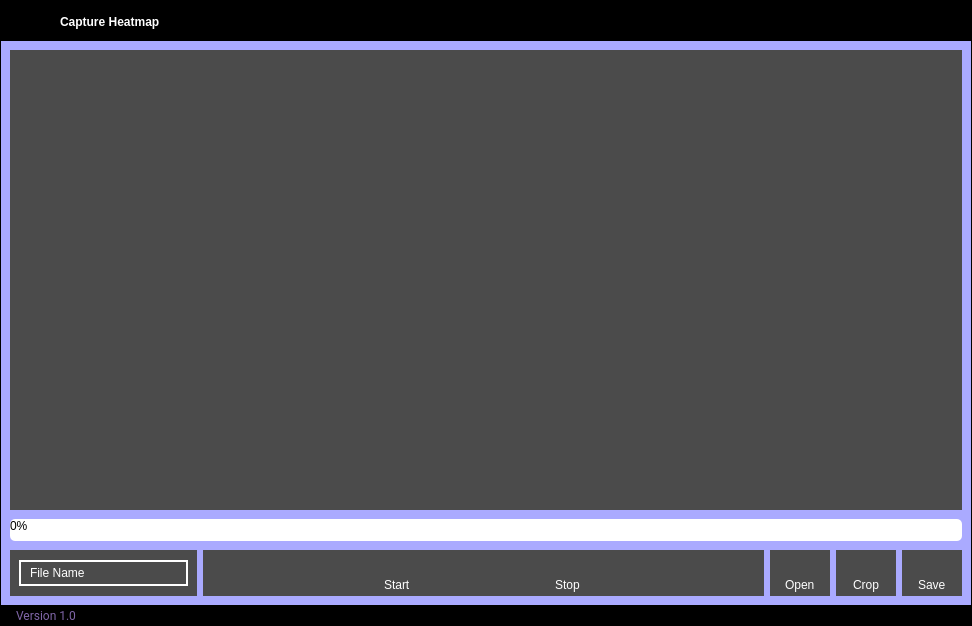
Before: the Qt Designer form ui/pages/heatmap.ui in elian-olbz/mlbb-drafting-and-simulation-tools, drawn with Qt 5.
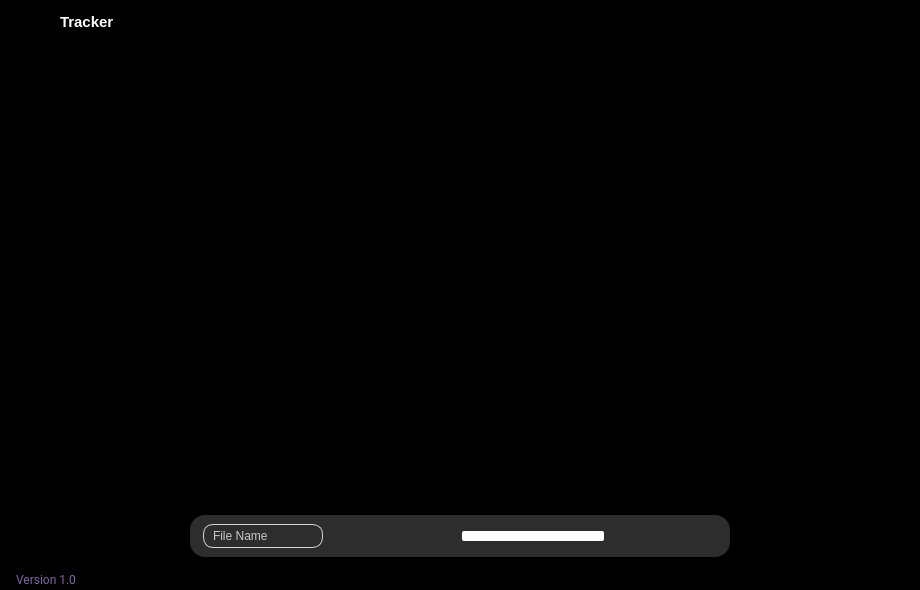
After: the same form once the commit is applied. Icons and pictures are not drawn.

```diff
--- a/ui/pages/heatmap.ui
+++ b/ui/pages/heatmap.ui
@@ -6,8 +6,8 @@
    <rect>
     <x>0</x>
     <y>0</y>
-    <width>972</width>
-    <height>626</height>
+    <width>920</width>
+    <height>590</height>
    </rect>
   </property>
   <property name="windowTitle">
@@ -229,11 +229,12 @@
                     <widget class="QLabel" name="label">
                      <property name="font">
                       <font>
+                       <pointsize>11</pointsize>
                        <bold>true</bold>
                       </font>
                      </property>
                      <property name="text">
-                      <string>&lt;html&gt;&lt;head/&gt;&lt;body&gt;&lt;p&gt;&lt;span style=&quot; color:#ffffff;&quot;&gt;Capture Heatmap&lt;/span&gt;&lt;/p&gt;&lt;/body&gt;&lt;/html&gt;</string>
+                      <string>&lt;html&gt;&lt;head/&gt;&lt;body&gt;&lt;p&gt;&lt;span style=&quot; color:#ffffff;&quot;&gt;Tracker&lt;/span&gt;&lt;/p&gt;&lt;/body&gt;&lt;/html&gt;</string>
                      </property>
                     </widget>
                    </item>
@@ -523,7 +524,7 @@
                           <number>0</number>
                          </property>
                          <property name="bottomMargin">
-                          <number>0</number>
+                          <number>8</number>
                          </property>
                          <item>
                           <widget class="QWidget" name="video_widget" native="true">
@@ -540,9 +541,12 @@
                             </size>
                            </property>
                            <property name="styleSheet">
-                            <string notr="true">background-color: rgb(170, 170, 255);</string>
+                            <string notr="true"/>
                            </property>
                            <layout class="QVBoxLayout" name="verticalLayout_6">
+                            <property name="bottomMargin">
+                             <number>30</number>
+                            </property>
                             <item>
                              <widget class="QLabel" name="video_label">
                               <property name="sizePolicy">
@@ -558,11 +562,14 @@
                                </size>
                               </property>
                               <property name="styleSheet">
-                               <string notr="true">background-color: rgb(75, 75, 75);</string>
+                               <string notr="true"/>
                               </property>
                               <property name="text">
                                <string/>
                               </property>
+                              <property name="wordWrap">
+                               <bool>false</bool>
+                              </property>
                              </widget>
                             </item>
                            </layout>
@@ -570,86 +577,99 @@
                          </item>
                          <item alignment="Qt::AlignBottom">
                           <widget class="QWidget" name="widget_2" native="true">
+                           <property name="sizePolicy">
+                            <sizepolicy hsizetype="Expanding" vsizetype="Preferred">
+                             <horstretch>0</horstretch>
+                             <verstretch>0</verstretch>
+                            </sizepolicy>
+                           </property>
+                           <property name="minimumSize">
+                            <size>
+                             <width>0</width>
+                             <height>0</height>
+                            </size>
+                           </property>
                            <property name="styleSheet">
-                            <string notr="true">background-color: rgb(170, 170, 255);</string>
+                            <string notr="true"/>
                            </property>
-                           <layout class="QVBoxLayout" name="verticalLayout_7">
+                           <layout class="QHBoxLayout" name="horizontalLayout_14" stretch="0,8,0">
                             <property name="spacing">
                              <number>0</number>
                             </property>
                             <property name="topMargin">
-                             <number>0</number>
+                             <number>4</number>
                             </property>
                             <property name="bottomMargin">
-                             <number>0</number>
+                             <number>4</number>
                             </property>
                             <item>
-                             <widget class="QFrame" name="frame">
-                              <property name="frameShape">
-                               <enum>QFrame::StyledPanel</enum>
+                             <spacer name="horizontalSpacer">
+                              <property name="orientation">
+                               <enum>Qt::Horizontal</enum>
                               </property>
-                              <property name="frameShadow">
-                               <enum>QFrame::Raised</enum>
+                              <property name="sizeType">
+                               <enum>QSizePolicy::Fixed</enum>
                               </property>
-                              <layout class="QHBoxLayout" name="horizontalLayout">
-                               <property name="leftMargin">
-                                <number>0</number>
-                               </property>
-                               <property name="topMargin">
-                                <number>0</number>
-                               </property>
-                               <property name="rightMargin">
-                                <number>0</number>
-                               </property>
-                               <property name="bottomMargin">
-                                <number>0</number>
-                               </property>
-                               <item>
-                                <widget class="QProgressBar" name="progress_bar">
-                                 <property name="styleSheet">
-                                  <string notr="true">QProgressBar
-{
-background-color: rgb(255, 255, 255);
-border: solid grey;
-border-radius: 5px;
-color: black;
-}
-QProgressBar::chunk 
-{
-background-color: #05B8CC;
-border-radius :5px;
-} </string>
-                                 </property>
-                                 <property name="value">
-                                  <number>0</number>
-                                 </property>
-                                </widget>
-                               </item>
-                              </layout>
-                             </widget>
+                              <property name="sizeHint" stdset="0">
+                               <size>
+                                <width>180</width>
+                                <height>20</height>
+                               </size>
+                              </property>
+                             </spacer>
                             </item>
                             <item>
                              <widget class="QFrame" name="frame_4">
+                              <property name="sizePolicy">
+                               <sizepolicy hsizetype="Expanding" vsizetype="Preferred">
+                                <horstretch>0</horstretch>
+                                <verstretch>0</verstretch>
+                               </sizepolicy>
+                              </property>
+                              <property name="minimumSize">
+                               <size>
+                                <width>0</width>
+                                <height>0</height>
+                               </size>
+                              </property>
+                              <property name="maximumSize">
+                               <size>
+                                <width>16777215</width>
+                                <height>16777215</height>
+                               </size>
+                              </property>
+                              <property name="styleSheet">
+                               <string notr="true">QFrame #frame_4{
+background-color: rgba(77, 77, 77, 150);
+border-radius:15px;
+}</string>
+                              </property>
                               <property name="frameShape">
                                <enum>QFrame::StyledPanel</enum>
                               </property>
                               <property name="frameShadow">
                                <enum>QFrame::Raised</enum>
                               </property>
-                              <layout class="QHBoxLayout" name="horizontalLayout_5" stretch="1,3,0,0,0">
+                              <layout class="QHBoxLayout" name="horizontalLayout_5">
+                               <property name="spacing">
+                                <number>4</number>
+                               </property>
                                <property name="leftMargin">
-                                <number>0</number>
+                                <number>4</number>
                                </property>
                                <property name="topMargin">
-                                <number>9</number>
+                                <number>0</number>
                                </property>
                                <property name="rightMargin">
+                                <number>4</number>
+                               </property>
+                               <property name="bottomMargin">
                                 <number>0</number>
                                </property>
                                <item>
                                 <widget class="QFrame" name="frame_6">
                                  <property name="styleSheet">
-                                  <string notr="true">background-color: rgb(75, 75, 75);</string>
+                                  <string notr="true"/>
                                  </property>
                                  <property name="frameShape">
                                   <enum>QFrame::StyledPanel</enum>
@@ -660,9 +680,17 @@
                                  <layout class="QHBoxLayout" name="horizontalLayout_6">
                                   <item alignment="Qt::AlignVCenter">
                                    <widget class="QFrame" name="frame_14">
+                                    <property name="minimumSize">
+                                     <size>
+                                      <width>120</width>
+                                      <height>0</height>
+                                     </size>
+                                    </property>
                                     <property name="styleSheet">
                                      <string notr="true">QFrame #frame_14 {
-border: 2px solid; border-color:rgb(255, 255, 255);
+border: 1px solid; 
+	border-color: rgb(214, 214, 214);
+border-radius:10px;
 }</string>
                                     </property>
                                     <property name="frameShape">
@@ -680,8 +708,23 @@
                                      </property>
                                      <item>
                                       <widget class="QLabel" name="file_name_label">
+                                       <property name="minimumSize">
+                                        <size>
+                                         <width>100</width>
+                                         <height>0</height>
+                                        </size>
+                                       </property>
+                                       <property name="maximumSize">
+                                        <size>
+                                         <width>100</width>
+                                         <height>16777215</height>
+                                        </size>
+                                       </property>
                                        <property name="text">
-                                        <string>File Name</string>
+                                        <string>&lt;html&gt;&lt;head/&gt;&lt;body&gt;&lt;p&gt;&lt;span style=&quot; color:#c8c8c8;&quot;&gt;File Name&lt;/span&gt;&lt;/p&gt;&lt;/body&gt;&lt;/html&gt;</string>
+                                       </property>
+                                       <property name="wordWrap">
+                                        <bool>false</bool>
                                        </property>
                                       </widget>
                                      </item>
@@ -694,7 +737,7 @@
                                <item alignment="Qt::AlignVCenter">
                                 <widget class="QFrame" name="frame_7">
                                  <property name="styleSheet">
-                                  <string notr="true">background-color: rgb(75, 75, 75);</string>
+                                  <string notr="true"/>
                                  </property>
                                  <property name="frameShape">
                                   <enum>QFrame::StyledPanel</enum>
@@ -728,7 +771,7 @@
                                     </property>
                                     <layout class="QHBoxLayout" name="horizontalLayout_7">
                                      <property name="spacing">
-                                      <number>100</number>
+                                      <number>0</number>
                                      </property>
                                      <property name="leftMargin">
                                       <number>0</number>
@@ -754,34 +797,36 @@
                                         <property name="spacing">
                                          <number>0</number>
                                         </property>
+                                        <property name="leftMargin">
+                                         <number>0</number>
+                                        </property>
                                         <property name="topMargin">
                                          <number>0</number>
                                         </property>
+                                        <property name="rightMargin">
+                                         <number>0</number>
+                                        </property>
                                         <property name="bottomMargin">
                                          <number>0</number>
                                         </property>
                                         <item>
                                          <widget class="QPushButton" name="play_btn">
-                                          <property name="text">
-                                           <string/>
-                                          </property>
-                                          <property name="icon">
-                                           <iconset resource="../rsc.qrc">
-                                            <normaloff>:/icons/icons/play.svg</normaloff>:/icons/icons/play.svg</iconset>
-                                          </property>
-                                          <property name="iconSize">
-                                           <size>
-                                            <width>20</width>
-                                            <height>20</height>
-                                           </size>
-                                          </property>
-                                         </widget>
-                                        </item>
-                                        <item alignment="Qt::AlignHCenter|Qt::AlignVCenter">
-                                         <widget class="QLabel" name="label_6">
-                                          <property name="text">
+                                          <property name="toolTip">
                                            <string>Start</string>
                                           </property>
+                                          <property name="text">
+                                           <string/>
+                                          </property>
+                                          <property name="icon">
+                                           <iconset resource="../rsc.qrc">
+                                            <normaloff>:/icons/icons/play.svg</normaloff>:/icons/icons/play.svg</iconset>
+                                          </property>
+                                          <property name="iconSize">
+                                           <size>
+                                            <width>20</width>
+                                            <height>20</height>
+                                           </size>
+                                          </property>
                                          </widget>
                                         </item>
                                        </layout>
@@ -799,34 +844,36 @@
                                         <property name="spacing">
                                          <number>0</number>
                                         </property>
+                                        <property name="leftMargin">
+                                         <number>0</number>
+                                        </property>
                                         <property name="topMargin">
                                          <number>0</number>
                                         </property>
+                                        <property name="rightMargin">
+                                         <number>0</number>
+                                        </property>
                                         <property name="bottomMargin">
                                          <number>0</number>
                                         </property>
                                         <item>
                                          <widget class="QPushButton" name="stop_btn">
-                                          <property name="text">
-                                           <string/>
-                                          </property>
-                                          <property name="icon">
-                                           <iconset resource="../rsc.qrc">
-                                            <normaloff>:/icons/icons/stop-circle.svg</normaloff>:/icons/icons/stop-circle.svg</iconset>
-                                          </property>
-                                          <property name="iconSize">
-                                           <size>
-                                            <width>20</width>
-                                            <height>20</height>
-                                           </size>
-                                          </property>
-                                         </widget>
-                                        </item>
-                                        <item alignment="Qt::AlignHCenter">
-                                         <widget class="QLabel" name="label_7">
-                                          <property name="text">
+                                          <property name="toolTip">
                                            <string>Stop</string>
                                           </property>
+                                          <property name="text">
+                                           <string/>
+                                          </property>
+                                          <property name="icon">
+                                           <iconset resource="../rsc.qrc">
+                                            <normaloff>:/icons/icons/stop-circle.svg</normaloff>:/icons/icons/stop-circle.svg</iconset>
+                                          </property>
+                                          <property name="iconSize">
+                                           <size>
+                                            <width>20</width>
+                                            <height>20</height>
+                                           </size>
+                                          </property>
                                          </widget>
                                         </item>
                                        </layout>
@@ -838,10 +885,39 @@
                                  </layout>
                                 </widget>
                                </item>
+                               <item>
+                                <widget class="QProgressBar" name="progress_bar">
+                                 <property name="maximumSize">
+                                  <size>
+                                   <width>16777215</width>
+                                   <height>10</height>
+                                  </size>
+                                 </property>
+                                 <property name="styleSheet">
+                                  <string notr="true">QProgressBar
+{
+background-color: rgb(255, 255, 255);
+border-radius: 2px;
+color: transparent;
+}
+QProgressBar::chunk 
+{
+background-color: rgb(170, 170, 255);
+border-radius :2px;
+} </string>
+                                 </property>
+                                 <property name="value">
+                                  <number>0</number>
+                                 </property>
+                                 <property name="textVisible">
+                                  <bool>true</bool>
+                                 </property>
+                                </widget>
+                               </item>
                                <item alignment="Qt::AlignVCenter">
                                 <widget class="QFrame" name="frame_8">
                                  <property name="styleSheet">
-                                  <string notr="true">background-color: rgb(75, 75, 75);</string>
+                                  <string notr="true"/>
                                  </property>
                                  <property name="frameShape">
                                   <enum>QFrame::StyledPanel</enum>
@@ -854,82 +930,31 @@
                                    <number>0</number>
                                   </property>
                                   <property name="leftMargin">
-                                   <number>4</number>
+                                   <number>10</number>
                                   </property>
                                   <property name="topMargin">
                                    <number>4</number>
                                   </property>
                                   <property name="rightMargin">
-                                   <number>4</number>
+                                   <number>0</number>
                                   </property>
                                   <property name="bottomMargin">
                                    <number>4</number>
                                   </property>
                                   <item>
                                    <widget class="QPushButton" name="open_btn">
-                                    <property name="styleSheet">
-                                     <string notr="true"/>
-                                    </property>
-                                    <property name="text">
-                                     <string/>
-                                    </property>
-                                    <property name="icon">
-                                     <iconset resource="../rsc.qrc">
-                                      <normaloff>:/icons/icons/file.svg</normaloff>:/icons/icons/file.svg</iconset>
-                                    </property>
-                                    <property name="iconSize">
-                                     <size>
-                                      <width>20</width>
-                                      <height>20</height>
-                                     </size>
-                                    </property>
-                                   </widget>
-                                  </item>
-                                  <item alignment="Qt::AlignHCenter|Qt::AlignVCenter">
-                                   <widget class="QLabel" name="label_3">
-                                    <property name="text">
+                                    <property name="toolTip">
                                      <string>Open</string>
                                     </property>
-                                   </widget>
-                                  </item>
-                                 </layout>
-                                </widget>
-                               </item>
-                               <item alignment="Qt::AlignVCenter">
-                                <widget class="QFrame" name="frame_9">
-                                 <property name="styleSheet">
-                                  <string notr="true">background-color: rgb(75, 75, 75);</string>
-                                 </property>
-                                 <property name="frameShape">
-                                  <enum>QFrame::StyledPanel</enum>
-                                 </property>
-                                 <property name="frameShadow">
-                                  <enum>QFrame::Raised</enum>
-                                 </property>
-                                 <layout class="QVBoxLayout" name="verticalLayout_9">
-                                  <property name="spacing">
-                                   <number>0</number>
-                                  </property>
-                                  <property name="leftMargin">
-                                   <number>4</number>
-                                  </property>
-                                  <property name="topMargin">
-                                   <number>4</number>
-                                  </property>
-                                  <property name="rightMargin">
-                                   <number>4</number>
-                                  </property>
-                                  <property name="bottomMargin">
-                                   <number>4</number>
-                                  </property>
-                                  <item>
-                                   <widget class="QPushButton" name="crop_btn">
+                                    <property name="styleSheet">
+                                     <string notr="true"/>
+                                    </property>
                                     <property name="text">
                                      <string/>
                                     </property>
                                     <property name="icon">
                                      <iconset resource="../rsc.qrc">
-                                      <normaloff>:/icons/icons/crop.svg</normaloff>:/icons/icons/crop.svg</iconset>
+                                      <normaloff>:/icons/icons/folder.svg</normaloff>:/icons/icons/folder.svg</iconset>
                                     </property>
                                     <property name="iconSize">
                                      <size>
@@ -939,20 +964,13 @@
                                     </property>
                                    </widget>
                                   </item>
-                                  <item alignment="Qt::AlignHCenter">
-                                   <widget class="QLabel" name="label_4">
-                                    <property name="text">
-                                     <string>Crop</string>
-                                    </property>
-                                   </widget>
-                                  </item>
                                  </layout>
                                 </widget>
                                </item>
                                <item alignment="Qt::AlignVCenter">
                                 <widget class="QFrame" name="frame_10">
                                  <property name="styleSheet">
-                                  <string notr="true">background-color: rgb(75, 75, 75);</string>
+                                  <string notr="true"/>
                                  </property>
                                  <property name="frameShape">
                                   <enum>QFrame::StyledPanel</enum>
@@ -965,39 +983,35 @@
                                    <number>0</number>
                                   </property>
                                   <property name="leftMargin">
-                                   <number>4</number>
+                                   <number>0</number>
                                   </property>
                                   <property name="topMargin">
                                    <number>4</number>
                                   </property>
                                   <property name="rightMargin">
-                                   <number>4</number>
+                                   <number>0</number>
                                   </property>
                                   <property name="bottomMargin">
                                    <number>4</number>
                                   </property>
                                   <item>
                                    <widget class="QPushButton" name="save_btn">
-                                    <property name="text">
-                                     <string/>
-                                    </property>
-                                    <property name="icon">
-                                     <iconset resource="../rsc.qrc">
-                                      <normaloff>:/icons/icons/save.svg</normaloff>:/icons/icons/save.svg</iconset>
-                                    </property>
-                                    <property name="iconSize">
-                                     <size>
-                                      <width>20</width>
-                                      <height>20</height>
-                                     </size>
-                                    </property>
-                                   </widget>
-                                  </item>
-                                  <item alignment="Qt::AlignHCenter">
-                                   <widget class="QLabel" name="label_5">
-                                    <property name="text">
+                                    <property name="toolTip">
                                      <string>Save</string>
                                     </property>
+                                    <property name="text">
+                                     <string/>
+                                    </property>
+                                    <property name="icon">
+                                     <iconset resource="../rsc.qrc">
+                                      <normaloff>:/icons/icons/save.svg</normaloff>:/icons/icons/save.svg</iconset>
+                                    </property>
+                                    <property name="iconSize">
+                                     <size>
+                                      <width>20</width>
+                                      <height>20</height>
+                                     </size>
+                                    </property>
                                    </widget>
                                   </item>
                                  </layout>
@@ -1006,6 +1020,22 @@
                               </layout>
                              </widget>
                             </item>
+                            <item>
+                             <spacer name="horizontalSpacer_2">
+                              <property name="orientation">
+                               <enum>Qt::Horizontal</enum>
+                              </property>
+                              <property name="sizeType">
+                               <enum>QSizePolicy::Fixed</enum>
+                              </property>
+                              <property name="sizeHint" stdset="0">
+                               <size>
+                                <width>180</width>
+                                <height>20</height>
+                               </size>
+                              </property>
+                             </spacer>
+                            </item>
                            </layout>
                           </widget>
                          </item>
```
